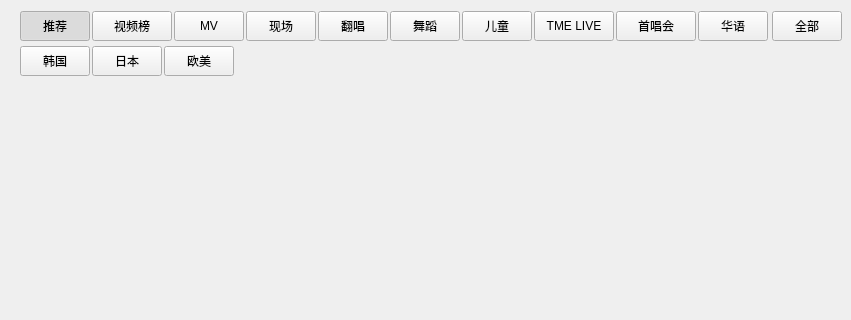
a-mo-xi-wei/Qt-KuGouAppClient, file KuGouStart/Video/VideoWidget/VideoWidget.ui: the form before one commit; both pictures show x 0 to 851 and y 0 to 320 of the 851 by 460 pixel window.
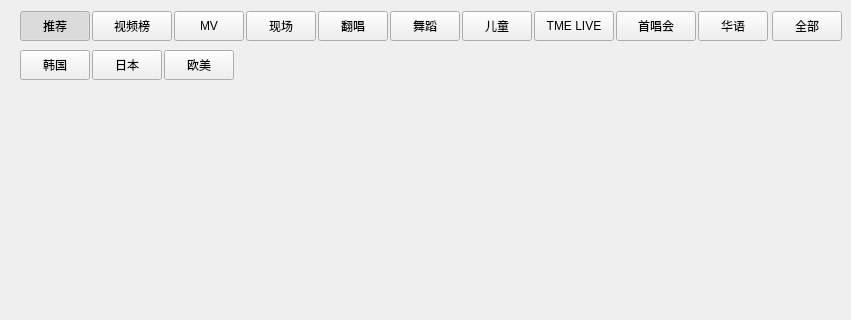
The form after the commit. Custom widgets are drawn as their Qt base class.

The edit to the form file:
```diff
--- a/KuGouStart/Video/VideoWidget/VideoWidget.ui
+++ b/KuGouStart/Video/VideoWidget/VideoWidget.ui
@@ -45,7 +45,7 @@
        <number>0</number>
       </property>
       <property name="bottomMargin">
-       <number>0</number>
+       <number>9</number>
       </property>
       <item>
        <widget class="QPushButton" name="recommend_pushButton">
@@ -411,7 +411,7 @@
        <number>20</number>
       </property>
       <property name="topMargin">
-       <number>5</number>
+       <number>0</number>
       </property>
       <property name="rightMargin">
        <number>0</number>
```
